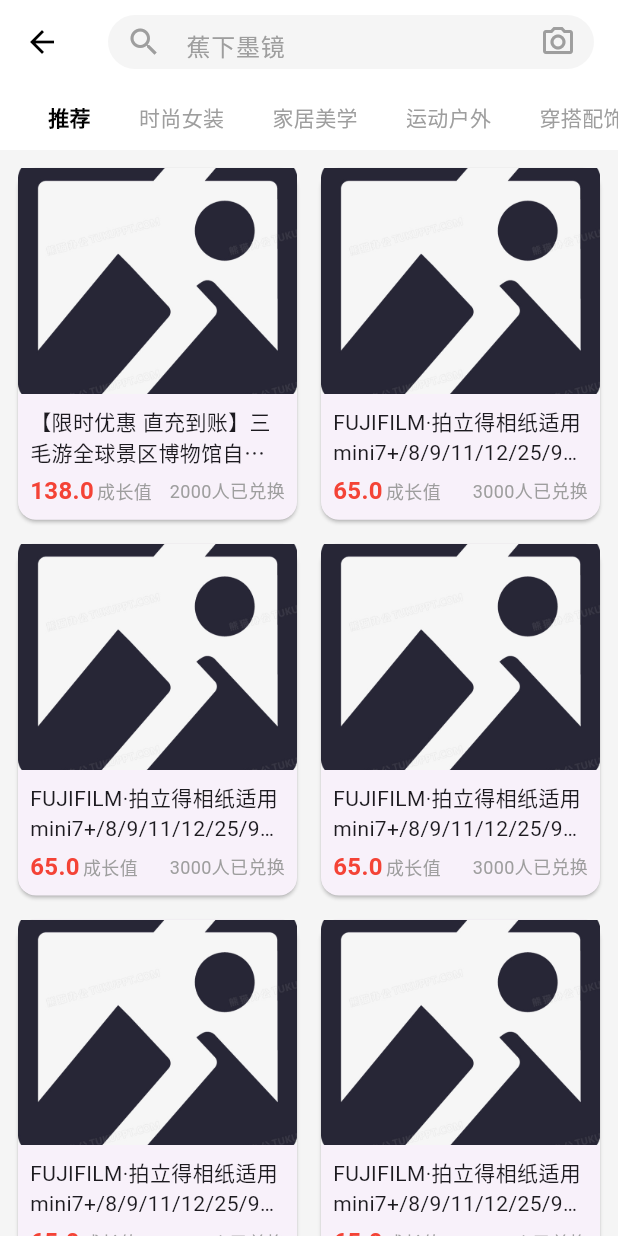
After one commit to thisXuan/parkinglot_frontend, a Flutter app: the PointsExchangePage screen opened directly, on a phone screen of 412 x 824 dp. The commit adds this screen. Run offline on Flutter 3.47's test engine with Material 3 defaults, Android fonts, the phone set to English and light mode, and no system bars; our stand-ins replace dio, flutter_easyloading, marquee, qr_flutter, shared_preferences; missing offline and left inert: flutter_baidu_mapapi_base, flutter_baidu_mapapi_map, flutter_bmflocation, qr_code_scanner; accounts and stored records are empty; network calls fail.

Commit message:
增加花成长值部分

```diff
--- a/lib/AccountManager/Account.dart
+++ b/lib/AccountManager/Account.dart
@@ -1,6 +1,7 @@
 import 'package:flutter/material.dart';
 import 'package:parkinglot_frontend/AccountManager/Login.dart';
 import 'package:parkinglot_frontend/AccountManager/PersonalInfoPage.dart';
+import 'package:parkinglot_frontend/AccountManager/SettingsPage.dart';
 import 'package:parkinglot_frontend/Tabs.dart';
 import 'package:parkinglot_frontend/api/user.dart';
 import 'package:parkinglot_frontend/utils/util.dart';
@@ -8,6 +9,7 @@ import 'package:shared_preferences/shared_preferences.dart';
 import 'dart:convert';
 import 'package:parkinglot_frontend/AccountManager/VipPrivilegePage.dart';
 import 'package:parkinglot_frontend/AccountManager/SignInPage.dart';
+import 'package:parkinglot_frontend/AccountManager/PointsExchangePage.dart';
 
 class MemeberPage extends StatefulWidget{
   @override
@@ -395,12 +397,31 @@ class MemberPageState extends State<MemeberPage> {
   }
 
   Widget _buildIconWithLabel(String label, IconData icon) {
-    return Column(
-      children: [
-        Icon(icon, size: 32, color: Colors.black),
-        SizedBox(height: 8),
-        Text(label, style: TextStyle(fontSize: 12)),
-      ],
+    return GestureDetector(
+      onTap: (){
+        if(label=="我的订单"){
+          ElToast.info("敬请期待");
+        }
+        if(label=="我的收藏"){
+          ElToast.info("敬请期待");
+        }
+        if(label=="账号设置"){
+          Navigator.push(
+            context,
+            MaterialPageRoute(builder: (context) => SettingsPage()),
+          );
+        }
+        if(label=="商场评价"){
+          ElToast.info("敬请期待");
+        }
+      },
+      child: Column(
+        children: [
+          Icon(icon, size: 32, color: Colors.black),
+          SizedBox(height: 8),
+          Text(label, style: TextStyle(fontSize: 12)),
+        ],
+      ),
     );
   }
 
@@ -559,7 +580,18 @@ class MemberPageState extends State<MemeberPage> {
             ],
           ),
           SizedBox(height: 8,),
-          Image.asset('assets/multipleAD.jpg', fit: BoxFit.fitHeight,)
+          GestureDetector(
+            onTap: () {
+              Navigator.push(
+                context,
+                MaterialPageRoute(builder: (context) => PointsExchangePage()),
+              );
+            },
+            child: Image.asset(
+              'assets/multipleAD.jpg',
+              fit: BoxFit.fitHeight,
+            ),
+          ),
         ],
       ),
     );
--- /dev/null
+++ b/lib/AccountManager/PointsExchangePage.dart
@@ -0,0 +1,240 @@
+import 'package:flutter/material.dart';
+
+// TODO：花成长值，接口未设计，后端未对接
+class Product {
+  final String id;
+  final String name;
+  final double price;
+  final String image;
+  final int salesCount;
+  final String? tag;
+  final String? promotion;
+
+  Product({
+    required this.id,
+    required this.name,
+    required this.price,
+    required this.image,
+    required this.salesCount,
+    this.tag,
+    this.promotion,
+  });
+}
+
+class PointsExchangePage extends StatefulWidget {
+  @override
+  _PointsExchangePageState createState() => _PointsExchangePageState();
+}
+
+class _PointsExchangePageState extends State<PointsExchangePage> {
+  final TextEditingController _searchController = TextEditingController();
+  String _selectedCategory = '推荐';
+
+  final List<String> categories = [
+    '推荐', '时尚女装', '家居美学', '运动户外', '穿搭配饰'
+  ];
+
+  // 模拟商品数据
+  final List<Product> products = [
+    Product(
+      id: '1',
+      name: '【限时优惠 直充到账】三毛游全球景区博物馆自助讲',
+      price: 138,
+      image: 'assets/image_lost.jpg',
+      salesCount: 2000,
+      tag: '退货包运费',
+    ),
+    Product(
+      id: '2',
+      name: 'FUJIFILM·拍立得相纸适用mini7+/8/9/11/12/25/90/E',
+      price: 65,
+      image: 'assets/image_lost.jpg',
+      salesCount: 3000,
+    ),
+    Product(
+      id: '2',
+      name: 'FUJIFILM·拍立得相纸适用mini7+/8/9/11/12/25/90/E',
+      price: 65,
+      image: 'assets/image_lost.jpg',
+      salesCount: 3000,
+    ),
+    Product(
+      id: '2',
+      name: 'FUJIFILM·拍立得相纸适用mini7+/8/9/11/12/25/90/E',
+      price: 65,
+      image: 'assets/image_lost.jpg',
+      salesCount: 3000,
+    ),
+    Product(
+      id: '2',
+      name: 'FUJIFILM·拍立得相纸适用mini7+/8/9/11/12/25/90/E',
+      price: 65,
+      image: 'assets/image_lost.jpg',
+      salesCount: 3000,
+    ),
+    Product(
+      id: '2',
+      name: 'FUJIFILM·拍立得相纸适用mini7+/8/9/11/12/25/90/E',
+      price: 65,
+      image: 'assets/image_lost.jpg',
+      salesCount: 3000,
+    ),
+    Product(
+      id: '2',
+      name: 'FUJIFILM·拍立得相纸适用mini7+/8/9/11/12/25/90/E',
+      price: 65,
+      image: 'assets/image_lost.jpg',
+      salesCount: 3000,
+    ),
+    Product(
+      id: '2',
+      name: 'FUJIFILM·拍立得相纸适用mini7+/8/9/11/12/25/90/E',
+      price: 65,
+      image: 'assets/image_lost.jpg',
+      salesCount: 3000,
+    ),
+  ];
+
+  @override
+  Widget build(BuildContext context) {
+    return Scaffold(
+      backgroundColor: Color(0xFFF5F5F5),
+      appBar: AppBar(
+        backgroundColor: Colors.white,
+        elevation: 0,
+        leading: IconButton(
+          icon: Icon(Icons.arrow_back, color: Colors.black),
+          onPressed: () => Navigator.pop(context),
+        ),
+        title: Container(
+          height: 36,
+          decoration: BoxDecoration(
+            color: Color(0xFFF5F5F5),
+            borderRadius: BorderRadius.circular(18),
+          ),
+          child: TextField(
+            controller: _searchController,
+            decoration: InputDecoration(
+              hintText: '蕉下墨镜',
+              hintStyle: TextStyle(color: Colors.grey),
+              prefixIcon: Icon(Icons.search, color: Colors.grey),
+              suffixIcon: Icon(Icons.camera_alt_outlined, color: Colors.grey),
+              border: InputBorder.none,
+              contentPadding: EdgeInsets.symmetric(horizontal: 16, vertical: 8),
+            ),
+          ),
+        ),
+      ),
+      body: Column(
+        children: [
+          // 分类导航
+          Container(
+            height: 44,
+            color: Colors.white,
+            child: ListView(
+              scrollDirection: Axis.horizontal,
+              padding: EdgeInsets.symmetric(horizontal: 16),
+              children: categories.map((category) {
+                bool isSelected = category == _selectedCategory;
+                return GestureDetector(
+                  onTap: () {
+                    setState(() {
+                      _selectedCategory = category;
+                    });
+                  },
+                  child: Container(
+                    padding: EdgeInsets.symmetric(horizontal: 16),
+                    alignment: Alignment.center,
+                    child: Text(
+                      category,
+                      style: TextStyle(
+                        color: isSelected ? Colors.black : Colors.grey,
+                        fontWeight: isSelected ? FontWeight.bold : FontWeight.normal,
+                      ),
+                    ),
+                  ),
+                );
+              }).toList(),
+            ),
+          ),
+          // 商品网格
+          Expanded(
+            child: GridView.builder(
+              padding: EdgeInsets.all(8),
+              gridDelegate: SliverGridDelegateWithFixedCrossAxisCount(
+                crossAxisCount: 2,
+                childAspectRatio: 0.8,
+                crossAxisSpacing: 8,
+                mainAxisSpacing: 8,
+              ),
+              itemCount: products.length,
+              itemBuilder: (context, index) {
+                final product = products[index];
+                return Card(
+                  child: Column(
+                    crossAxisAlignment: CrossAxisAlignment.start,
+                    children: [
+                      // 商品图片
+                      Expanded(
+                        child: Image.asset(
+                          product.image,
+                          width: double.infinity,
+                          fit: BoxFit.cover,
+                        ),
+                      ),
+                      Padding(
+                        padding: EdgeInsets.all(8),
+                        child: Column(
+                          crossAxisAlignment: CrossAxisAlignment.start,
+                          children: [
+                            // 商品名称
+                            Text(
+                              product.name,
+                              maxLines: 2,
+                              overflow: TextOverflow.ellipsis,
+                              style: TextStyle(fontSize: 14),
+                            ),
+                            SizedBox(height: 4),
+                            // 价格和销量
+                            Row(
+                              children: [
+                                Text(
+                                  '${product.price}',
+                                  style: TextStyle(
+                                    color: Colors.red,
+                                    fontSize: 16,
+                                    fontWeight: FontWeight.bold,
+                                  ),
+                                ),
+                                SizedBox(width: 2),
+                                Text(
+                                  '成长值',
+                                  style: TextStyle(
+                                    color: Colors.grey,
+                                    fontSize: 12,
+                                  ),
+                                ),
+                                Spacer(),
+                                Text(
+                                  '${product.salesCount}人已兑换',
+                                  style: TextStyle(
+                                    color: Colors.grey,
+                                    fontSize: 12,
+                                  ),
+                                ),
+                              ],
+                            ),
+                          ],
+                        ),
+                      ),
+                    ],
+                  ),
+                );
+              },
+            ),
+          ),
+        ],
+      ),
+    );
+  }
+}
```
